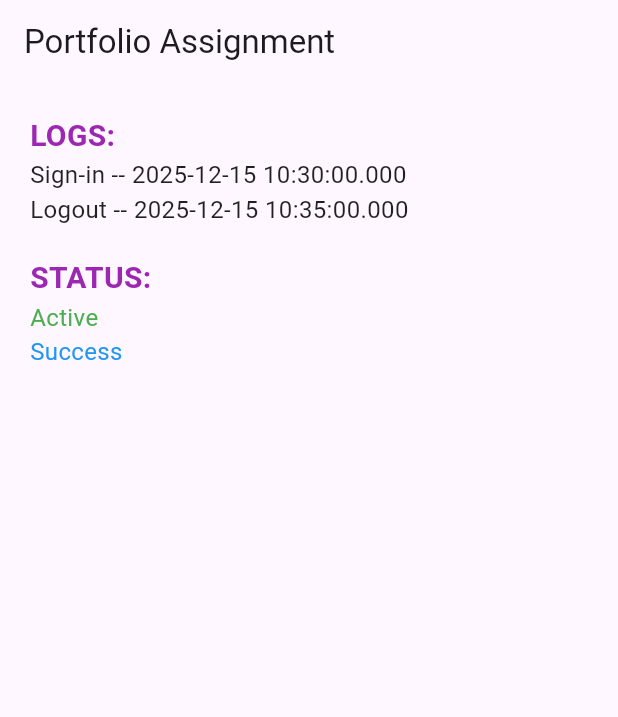
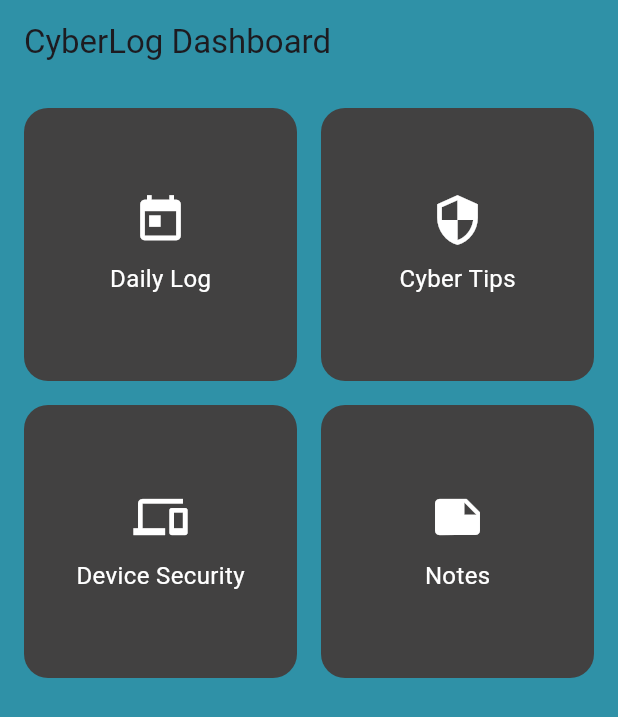
Before and after one commit to UnnateeJigneshSolanki/cyberlog, a Flutter app: the screen it shows after launch, on a phone screen of 412 x 824 dp. Shown: the top 717 px of the screen. Run offline on Flutter 3.47's test engine with Material 3 defaults, Android fonts, the phone set to English and light mode, and no system bars.

Commit message:
added new session 5 assignment - cyberlog dashboard

```diff
--- a/lib/main.dart
+++ b/lib/main.dart
@@ -1,53 +1,65 @@
 import 'package:flutter/material.dart';
+
 void main() {
   runApp(const MyApp());
 }
-class Log {
-  String action;
-  DateTime timestamp;
-  String status;
-  Log({required this.action, required this.timestamp, required this.status});
-}
+
 class MyApp extends StatelessWidget {
   const MyApp({super.key});
+
   @override
   Widget build(BuildContext context) {
-    List<Log> logs = [
-      Log(action: "Sign-in", timestamp: DateTime.now(), status: "Active"),
-      Log(action: "Logout", timestamp: DateTime.now().add(const Duration(minutes: 5)), status: "Success"),
-    ];
-    return MaterialApp(
-      home: Scaffold(
-        appBar: AppBar(title: const Text("Portfolio Assignment")),
-        body: Padding(
-          padding: const EdgeInsets.all(20),
-          child: Column(
-  crossAxisAlignment: CrossAxisAlignment.start,
-  children: [
-    const Text("LOGS:",
-      style: TextStyle(
-        fontSize: 20, fontWeight: FontWeight.bold, color: Colors.purple,
-      ),),
-    ...logs.map( (log) => Text("${log.action} -- ${log.timestamp}",
-        style: const TextStyle(
-          fontSize: 16,
-          color: Colors.black87,
+    return const MaterialApp(
+      debugShowCheckedModeBanner: false,
+      home: CyberLogDashboard(),
+    );
+  }
+}
+
+class CyberLogDashboard extends StatelessWidget {
+  const CyberLogDashboard({super.key});
+
+  @override
+  Widget build(BuildContext context) {
+    return Scaffold(
+      backgroundColor: const Color.fromARGB(255, 47, 145, 167),
+      appBar: AppBar(
+        backgroundColor: const Color.fromARGB(255, 47, 145, 167),
+        title: const Text("CyberLog Dashboard"),
+      ),
+      body: Padding(
+        padding: const EdgeInsets.all(16),
+        child: GridView.count(
+          crossAxisCount: 2,
+          crossAxisSpacing: 16,
+          mainAxisSpacing: 16,
+          children: [
+            _dashboardCard("Daily Log", Icons.today),
+            _dashboardCard("Cyber Tips", Icons.security),
+            _dashboardCard("Device Security", Icons.devices),
+            _dashboardCard("Notes", Icons.note),
+          ],
         ),
       ),
-    ),
-    const SizedBox(height: 20),
-    const Text("STATUS:",
-      style: TextStyle(
-        fontSize: 20, fontWeight: FontWeight.bold, color: Colors.purple,
+    );
+  }
+
+  Widget _dashboardCard(String title, IconData icon) {
+    return Container(
+      decoration: BoxDecoration(
+        color: const Color.fromARGB(255, 66, 65, 65),
+        borderRadius: BorderRadius.circular(16),
       ),
-    ),
-    ...logs.map((log) => Text(log.status,
-        style: TextStyle(
-          fontSize: 16,
-          color: log.status.toLowerCase() == "active" ? Colors.green : Colors.blue,
+      child: Center(
+        child: Column(
+          mainAxisSize: MainAxisSize.min,
+          children: [
+            Icon(icon, color: Colors.white, size: 36),
+            const SizedBox(height: 10),
+            Text(title, style: const TextStyle(color: Colors.white, fontSize: 16)),
+          ],
         ),
       ),
-    ),
-    const SizedBox(height: 20),
- ],), ),  ),  );
-} }
+    );
+  }
+}
```
Also changed, not shown: lib/layout.dart (added, +65 -0 lines), lib/morelayout.dart (added, +63 -0 lines).
